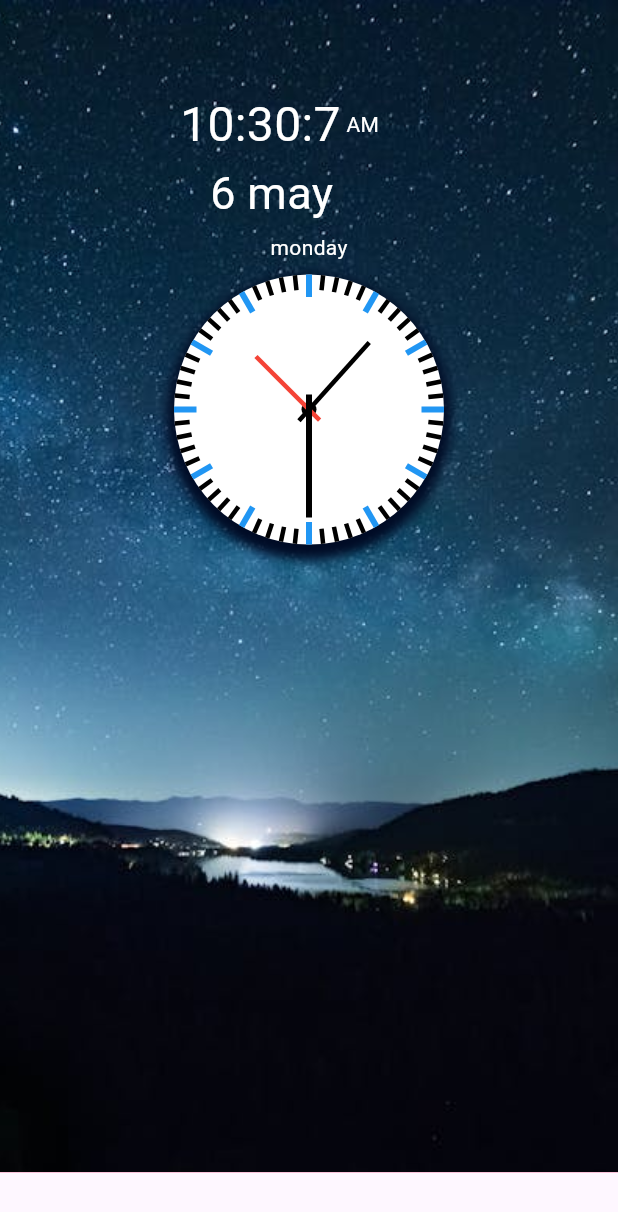
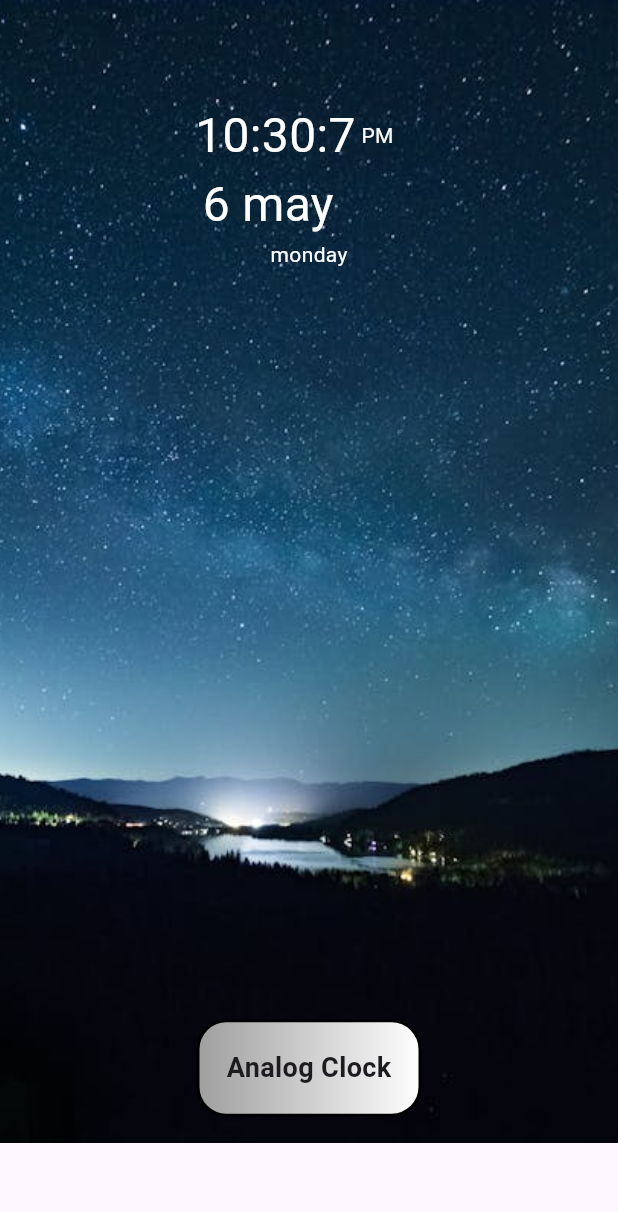
Before and after one commit to Krupaparmar30/timer_daily_task, a Flutter app: the screen it shows after launch, on a phone screen of 412 x 824 dp. Shown: the top 1212 px of the screen. Run offline on Flutter 3.47's test engine with Material 3 defaults, Android fonts, the phone set to English and light mode, and no system bars.

Commit message:
06-05-2024

```diff
--- a/lib/daliy_task/Gigital_Time_Clock/digitalclock.dart
+++ b/lib/daliy_task/Gigital_Time_Clock/digitalclock.dart
@@ -84,8 +84,8 @@ class _digitalclockPageState extends State<digitalclockPage> {
       body: Column(
         children: [
           Container(
-            height: 678,
-            width: 500,
+            height: 762,
+            width: double.infinity,
             decoration: BoxDecoration(
               color: Colors.pink,
               image: DecorationImage(
@@ -104,7 +104,7 @@ class _digitalclockPageState extends State<digitalclockPage> {
                   //   fontSize: 32
                   // ),),
                 Padding(
-                  padding: const EdgeInsets.only(left: 100),
+                  padding: const EdgeInsets.only(left: 130,top: 50),
                   child: Row(
                     children: [
                       Text('${dateTime.hour%12}:${dateTime.minute}:${dateTime.second}',style: TextStyle(
@@ -131,11 +131,40 @@ class _digitalclockPageState extends State<digitalclockPage> {
                      ],
                    ),
                  ),
-                  Text('${day}',style: TextStyle(color: Colors.white),)
+                  Text('${day}',style: TextStyle(color: Colors.white),),
+                  Padding(
+                    padding: const EdgeInsets.only(top: 500),
+                    child: Container(
+                      height: 65,
+                      width: 150,
+                      decoration: BoxDecoration(
+                        borderRadius: BorderRadius.circular(20),
+                        border: Border.all(color: Colors.black,width: 2),
+                        gradient: LinearGradient(
+                          colors: [
+                          Colors.grey,
+                            Colors.white
+                          ]
+                        )
+                      ),
+                      child: Center(child: GestureDetector(
+                        onTap: () {
+
+                          Navigator.of(context).pushNamed('/analog');
+                        },
+                        child: Text('Analog Clock',style: TextStyle(
+                          fontSize: 18,fontWeight: FontWeight.bold
+                        ),),
+                      )),
+                    ),
+                  )
                 ],
               ),
             ),
-          )
+
+
+          ),
+
         ],
       ),
     );
--- a/lib/main.dart
+++ b/lib/main.dart
@@ -1,13 +1,14 @@
 import 'package:flutter/material.dart';
 import 'package:timer_daily_task/daliy_task/Analog_clock_app/analog_clock.dart';
 import 'package:timer_daily_task/daliy_task/Gigital_Time_Clock/digitalclock.dart';
+import 'package:timer_daily_task/daliy_task/Stock_watch_app/stock_watch.dart';
 import 'package:timer_daily_task/daliy_task/flutter_buttons/fluffer_button.dart';
 void main()
 {
-  runApp(analogApp());
+  runApp(clockApp());
 }
-class analogApp extends StatelessWidget {
-  const analogApp({super.key});
+class clockApp extends StatelessWidget {
+  const clockApp({super.key});
 
   @override
   Widget build(BuildContext context) {
@@ -15,8 +16,9 @@ class analogApp extends StatelessWidget {
       debugShowCheckedModeBanner: false,
       routes: {
         // '/':(context) => buttonsPage(),
-        // '/':(context) => digitalclockPage(),
-        '/':(context) => analogPage(),
+        '/':(context) => digitalclockPage(),
+        '/analog':(context) => analogPage(),
+        '/strap':(context) => strapPage(),
 
 
       },
```
Also changed, not shown: lib/daliy_task/Analog_clock_app/analog_clock.dart (+31 -1 lines), lib/daliy_task/Stock_watch_app/stock_watch.dart (added, +242 -0 lines).
